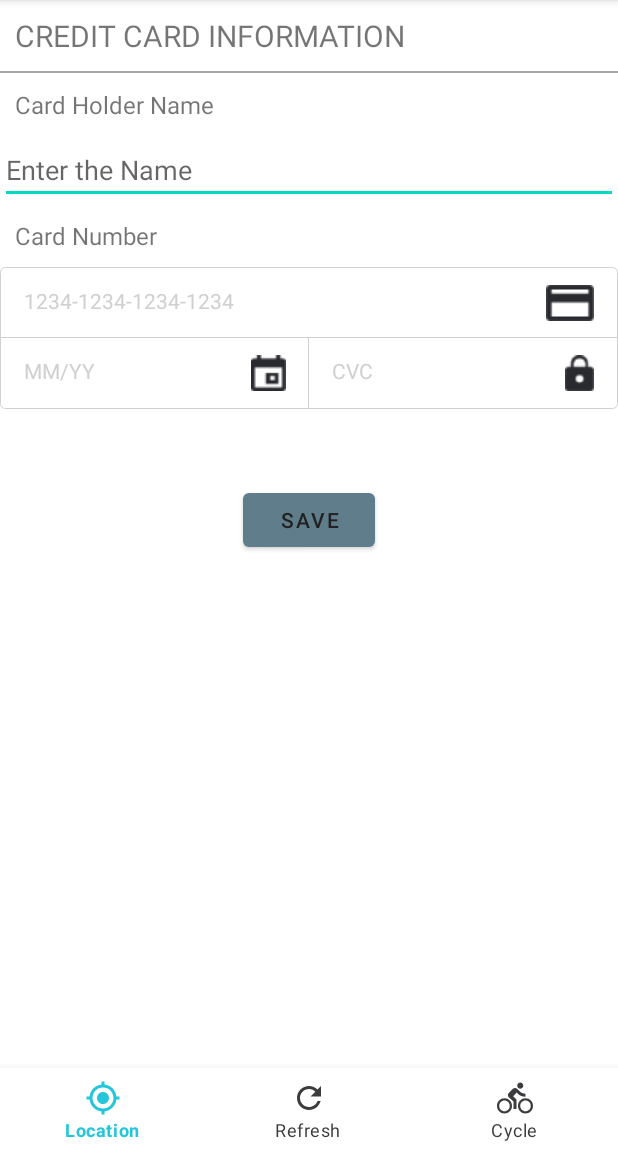
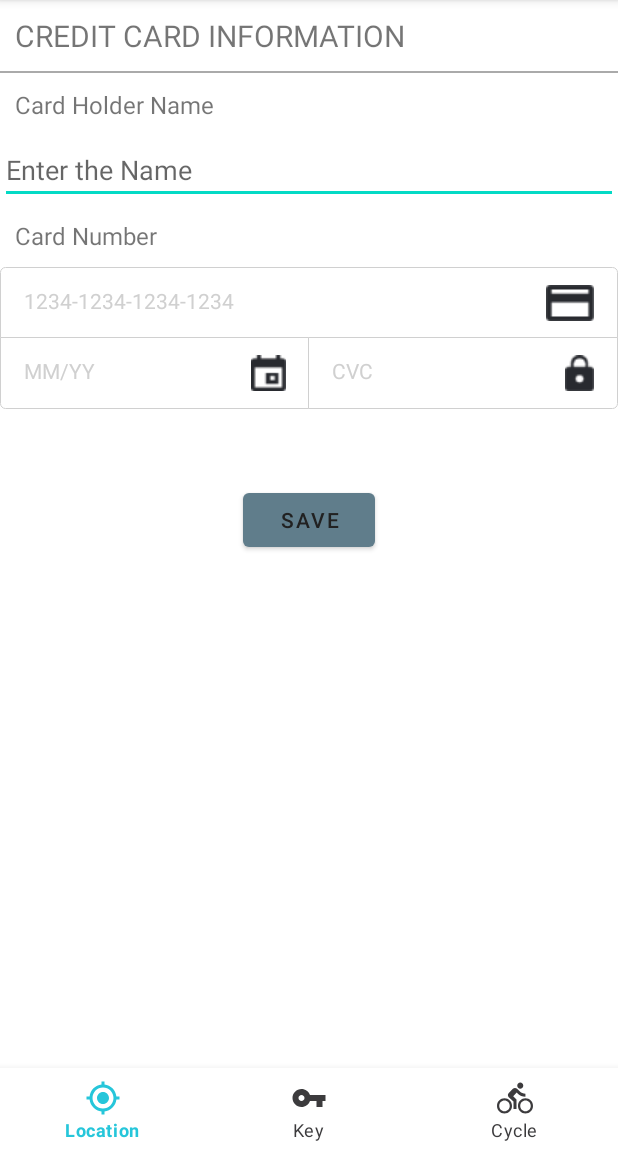
Before and after one commit to engrab/Sayakil, an Android app: the screen it shows after launch once a user with an empty profile is signed in (MainActivity), in the side drawer, after a tap on "Payment Information", on a phone screen of 412 x 824 dp, the part 84-1236 px from its top. Run offline under Robolectric (Android 15) with nearby library versions, the phone set to English and light mode, and no system bars; our stand-ins replace Firebase (no records; nobody signed in at launch, a user with empty details on screens opened directly); libraries missing offline, so code that uses them is left out: com.firebase.ui; 1 statement that could not run was skipped.

Commit message:
key fragment

```diff
--- a/app/src/main/java/com/oman/sayakil/ui/activities/MainActivity.java
+++ b/app/src/main/java/com/oman/sayakil/ui/activities/MainActivity.java
@@ -15,7 +15,7 @@ import com.oman.sayakil.R;
 import com.oman.sayakil.databinding.ActivityMainBinding;
 import com.oman.sayakil.ui.bottom_fragments.CycleFragment;
 import com.oman.sayakil.ui.bottom_fragments.MapsFragment;
-import com.oman.sayakil.ui.bottom_fragments.RefreshFragment;
+import com.oman.sayakil.ui.bottom_fragments.KeyFragment;
 import com.oman.sayakil.ui.drawer_fragments.BillingStatementsFragment;
 import com.oman.sayakil.ui.drawer_fragments.MessageFragment;
 import com.oman.sayakil.ui.drawer_fragments.PaymentInformationFragment;
@@ -183,9 +183,9 @@ public class MainActivity extends AppCompatActivity implements NavigationView.On
                         .commit();
                 break;
 
-            case R.id.nav_bottom_refresh:
+            case R.id.nav_bottom_key:
                 getSupportFragmentManager().beginTransaction()
-                        .replace(R.id.nav_host_fragment, new RefreshFragment())
+                        .replace(R.id.nav_host_fragment, new KeyFragment())
                         .commit();
                 break;
 
--- a/app/src/main/java/com/oman/sayakil/ui/bottom_fragments/CycleFragment.java
+++ b/app/src/main/java/com/oman/sayakil/ui/bottom_fragments/CycleFragment.java
@@ -48,7 +48,7 @@ public class CycleFragment extends Fragment implements PaymentResultListener {
     private FirebaseFirestore db = FirebaseFirestore.getInstance();
     private CycleAdapter mAdapter;
     private DocumentReference document;
-    public static final String KEY_TRANSCATION_ID="t_id";
+    private static final String KEY_TRANSCATION_ID="t_id";
 
     int amount = 100;
 
@@ -83,6 +83,8 @@ public class CycleFragment extends Fragment implements PaymentResultListener {
 //        } else {
 //            binding.tvNointernet.setVisibility(View.VISIBLE);
 //        }
+
+
         return view;
     }
 
--- /dev/null
+++ b/app/src/main/res/drawable/ic_key.xml
@@ -0,0 +1,5 @@
+<vector android:height="24dp" android:tint="#FFFFFF"
+    android:viewportHeight="24" android:viewportWidth="24"
+    android:width="24dp" xmlns:android="http://schemas.android.com/apk/res/android">
+    <path android:fillColor="@android:color/white" android:pathData="M12.65,10C11.83,7.67 9.61,6 7,6c-3.31,0 -6,2.69 -6,6s2.69,6 6,6c2.61,0 4.83,-1.67 5.65,-4H17v4h4v-4h2v-4H12.65zM7,14c-1.1,0 -2,-0.9 -2,-2s0.9,-2 2,-2 2,0.9 2,2 -0.9,2 -2,2z"/>
+</vector>
--- a/app/src/main/res/layout/fragment_refresh.xml
+++ b/app/src/main/res/layout/fragment_key.xml
@@ -4,10 +4,10 @@
     xmlns:tools="http://schemas.android.com/tools"
     android:layout_width="match_parent"
     android:layout_height="match_parent"
-    tools:context=".ui.bottom_fragments.RefreshFragment">
+    tools:context=".ui.bottom_fragments.KeyFragment">
 
     <TextView
-        android:id="@+id/text_gallery"
+        android:id="@+id/tv_key"
         android:layout_width="match_parent"
         android:layout_height="wrap_content"
         android:layout_marginStart="8dp"
@@ -15,7 +15,7 @@
         android:layout_marginEnd="8dp"
         android:textSize="20sp"
         android:gravity="center"
-        android:text="Refresh Fragment"
+        android:text="Not Key"
         app:layout_constraintBottom_toBottomOf="parent"
         app:layout_constraintEnd_toEndOf="parent"
         app:layout_constraintStart_toStartOf="parent"
--- a/app/src/main/res/menu/bottom_nav_menu.xml
+++ b/app/src/main/res/menu/bottom_nav_menu.xml
@@ -9,9 +9,9 @@
         android:title="@string/menu_my_location" />
 
     <item
-        android:id="@+id/nav_bottom_refresh"
-        android:icon="@drawable/ic_baseline_refresh_24"
-        android:title="@string/menu_refresh" />
+        android:id="@+id/nav_bottom_key"
+        android:icon="@drawable/ic_key"
+        android:title="@string/menu_key" />
 
     <item
         android:id="@+id/nav_bottom_cycle"
--- a/app/src/main/res/values/strings.xml
+++ b/app/src/main/res/values/strings.xml
@@ -1191,4 +1191,5 @@
     <string name="monthly_memeber_ship">Unlimited number of trips , first 60 mintes of each trips are included in monthly membership , after which additional usaage fees apply.</string>
     <string name="yearly_memeber_ship">Unlimited number of trips , first 60 mintes of each trips are included in yearly membership , after which additional usaage fees apply.</string>
     <string name="menu_member">Member ship</string>
+    <string name="menu_key">Key</string>
 </resources>
```
Also changed, not shown: app/src/main/java/com/oman/sayakil/ui/bottom_fragments/KeyFragment.java (added, +87 -0 lines), app/src/main/java/com/oman/sayakil/ui/bottom_fragments/RefreshFragment.java (deleted, +0 -30 lines), app/src/main/res/navigation/mobile_navigation.xml (+10 -10 lines), 4 other files.
